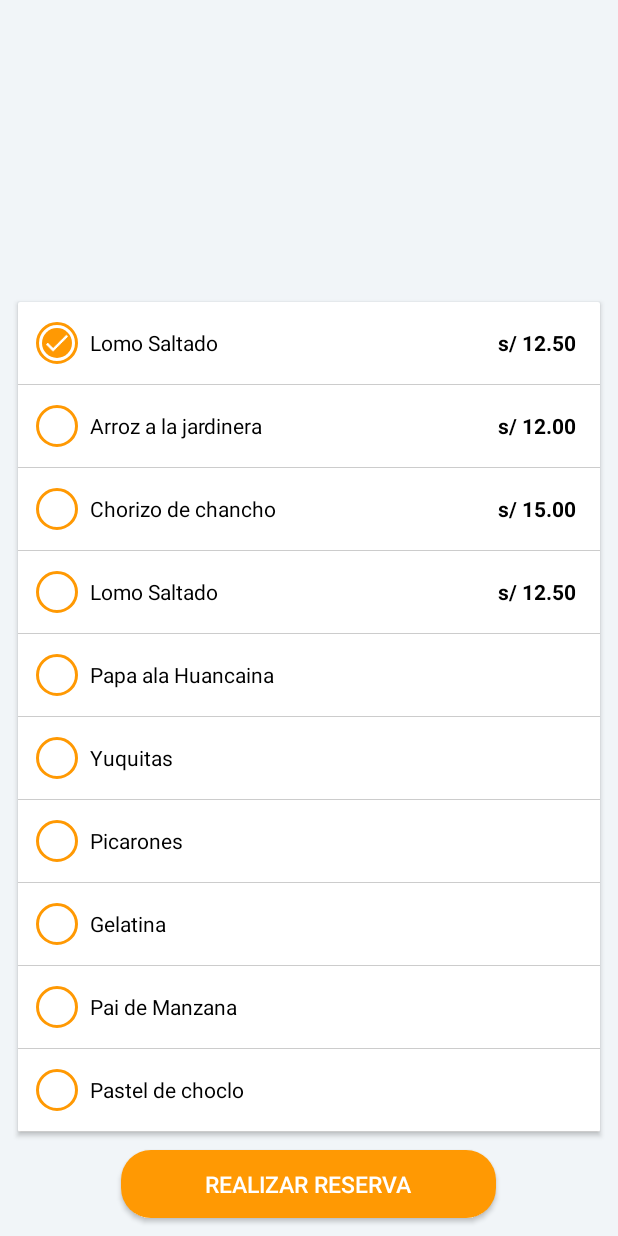
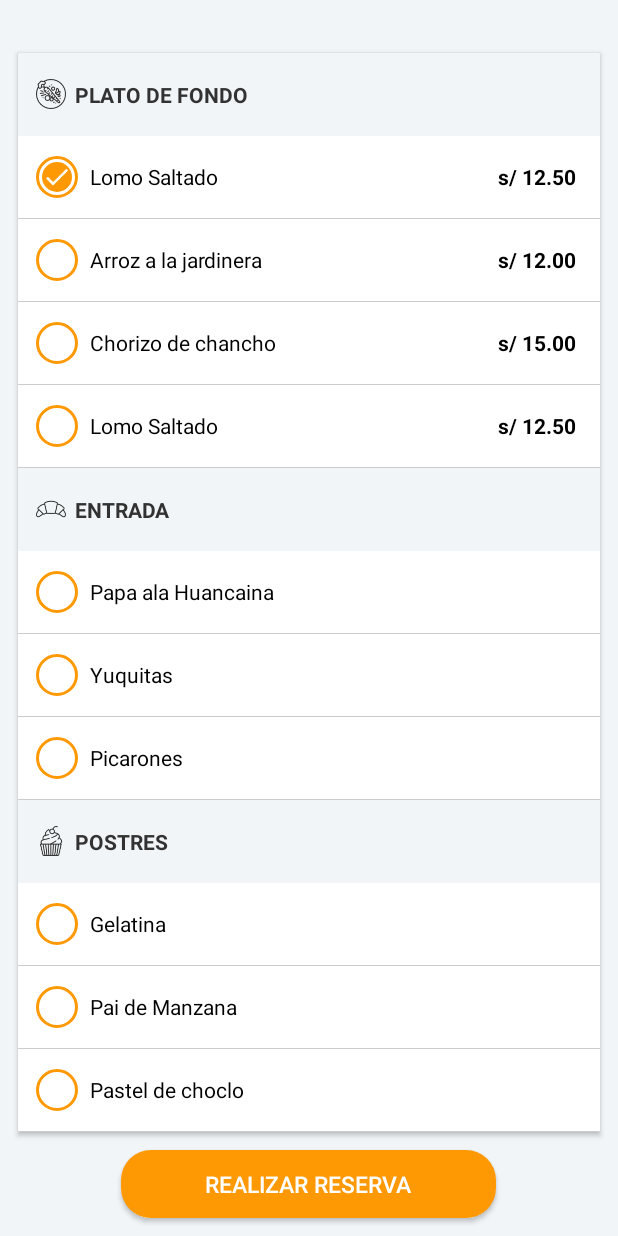
Before and after one commit to nelsonjaimes/MikuyApp, an Android app: the fragment MenuTodayFragment shown on its own in the app's theme, after a tap on "Lomo Saltado", on a phone screen of 412 x 824 dp. Run offline under Robolectric (Android 15) with nearby library versions, the phone set to English and light mode, and no system bars.

Commit message:
restaurantApp trabajo 8-05-2018 II

```diff
--- a/app/src/main/java/com/restaurant/project/restaurantapp/letter/LetterOfDishesFragment.java
+++ b/app/src/main/java/com/restaurant/project/restaurantapp/letter/LetterOfDishesFragment.java
@@ -15,13 +15,14 @@ import android.widget.Button;
 
 import com.restaurant.project.restaurantapp.R;
 import com.restaurant.project.restaurantapp.letter.adapter.LettherAdapter;
-import com.restaurant.project.restaurantapp.menutoday.adapter.PlateAdapter;
 import com.restaurant.project.restaurantapp.menutoday.model.Plate;
 import com.restaurant.project.restaurantapp.menutoday.ui.PlateRecyclerListener;
 import com.restaurant.project.restaurantapp.reservation.make.MakeReservationActivity;
 
 import java.util.ArrayList;
 import java.util.List;
+
+import static com.restaurant.project.restaurantapp.utils.Constant.TYPE_LETTER_FOOD;
 
 /**
  * @author TacuTacuRestaurant
@@ -65,21 +66,19 @@ public class LetterOfDishesFragment extends Fragment implements PlateRecyclerLis
 
     void initRecyclerView() {
         List<Plate> letterList = new ArrayList<>();
-        letterList.add(new Plate("Lomo Saltado", 12.5, PlateAdapter.TYPE_LETTER_FOOD));
-        letterList.add(new Plate("Arroz a la jardinera", 12.0, PlateAdapter.TYPE_LETTER_FOOD));
-        letterList.add(new Plate("Chorizo de chancho", 15.0, PlateAdapter.TYPE_LETTER_FOOD));
-        letterList.add(new Plate("Lomo Saltado", 12.5, PlateAdapter.TYPE_LETTER_FOOD));
-        letterList.add(new Plate("Arroz a la jardinera", 12.0, PlateAdapter.TYPE_LETTER_FOOD));
-        letterList.add(new Plate("Chorizo de chancho", 15.0, PlateAdapter.TYPE_LETTER_FOOD));
-        letterList.add(new Plate("Lomo Saltado", 12.5, PlateAdapter.TYPE_LETTER_FOOD));
-        letterList.add(new Plate("Arroz a la jardinera", 12.0, PlateAdapter.TYPE_LETTER_FOOD));
-        letterList.add(new Plate("Chorizo de chancho", 15.0, PlateAdapter.TYPE_LETTER_FOOD));
-        letterList.add(new Plate("Lomo Saltado", 12.5, PlateAdapter.TYPE_LETTER_FOOD));
-        letterList.add(new Plate("Arroz a la jardinera", 12.0, PlateAdapter.TYPE_LETTER_FOOD));
-        letterList.add(new Plate("Chorizo de chancho", 15.0, PlateAdapter.TYPE_LETTER_FOOD));
-        letterList.add(new Plate("Lomo Saltado", 12.5, PlateAdapter.TYPE_LETTER_FOOD));
-        letterList.add(new Plate("Arroz a la jardinera", 12.0, PlateAdapter.TYPE_LETTER_FOOD));
-        letterList.add(new Plate("Chorizo de chancho", 15.0, PlateAdapter.TYPE_LETTER_FOOD));
+        letterList.add(new Plate("Lomo Saltado", 12.5, TYPE_LETTER_FOOD));
+        letterList.add(new Plate("Arroz a la jardinera", 12.0, TYPE_LETTER_FOOD));
+        letterList.add(new Plate("Chorizo de chancho", 15.0, TYPE_LETTER_FOOD));
+        letterList.add(new Plate("Lomo Saltado", 12.5, TYPE_LETTER_FOOD));
+        letterList.add(new Plate("Lomo Saltado", 12.5, TYPE_LETTER_FOOD));
+        letterList.add(new Plate("Arroz a la jardinera", 12.0, TYPE_LETTER_FOOD));
+        letterList.add(new Plate("Chorizo de chancho", 15.0, TYPE_LETTER_FOOD));
+        letterList.add(new Plate("Lomo Saltado", 12.5, TYPE_LETTER_FOOD));
+        letterList.add(new Plate("Lomo Saltado", 12.5, TYPE_LETTER_FOOD));
+        letterList.add(new Plate("Arroz a la jardinera", 12.0, TYPE_LETTER_FOOD));
+        letterList.add(new Plate("Chorizo de chancho", 15.0, TYPE_LETTER_FOOD));
+        letterList.add(new Plate("Lomo Saltado", 12.5, TYPE_LETTER_FOOD));
+
         LettherAdapter lettherAdapter = new LettherAdapter(context);
         lettherAdapter.setRecyclerListener(this);
         lettherAdapter.setPlateList(letterList);
@@ -87,7 +86,7 @@ public class LetterOfDishesFragment extends Fragment implements PlateRecyclerLis
     }
 
     @Override
-    public void selectItem(Plate plate, int position) {
+    public void selectItem(int position) {
 
     }
 
--- a/app/src/main/java/com/restaurant/project/restaurantapp/letter/adapter/LettherAdapter.java
+++ b/app/src/main/java/com/restaurant/project/restaurantapp/letter/adapter/LettherAdapter.java
@@ -46,7 +46,7 @@ public class LettherAdapter extends RecyclerView.Adapter<LettherAdapter.LetterVi
 
     @Override
     public void onBindViewHolder(@NonNull LetterViewHolder holder, int position) {
-        holder.setLetterPlate(plateList.get(position));
+        holder.setLetterPlate(plateList.get(position), position);
     }
 
     @Override
@@ -61,6 +61,7 @@ public class LettherAdapter extends RecyclerView.Adapter<LettherAdapter.LetterVi
 
     private void unItemSelect(int position) {
         plateList.get(position).setAggregate(false);
+        plateList.get(position).setFirstAggregate(false);
         notifyItemChanged(position);
     }
 
@@ -95,12 +96,17 @@ public class LettherAdapter extends RecyclerView.Adapter<LettherAdapter.LetterVi
             itemView.setOnClickListener(this);
         }
 
-        void setLetterPlate(Plate plate) {
+        void setLetterPlate(Plate plate, int position) {
             tvName.setText(plate.getName());
             tvPrice.setText(context.getString(R.string.formatPrice, plate.getPrice()));
             tvAccountant.setText(String.valueOf(plate.getAccountant()));
             if (plate.isAggregate()) {
-                AnimationUtil.slideRightAnimationView(llAccountant, context);
+                if (plate.isFirstAggregate()) {
+                    llAccountant.setVisibility(View.VISIBLE);
+                } else {
+                    AnimationUtil.slideRightAnimationView(llAccountant, context);
+                    plateList.get(position).setFirstAggregate(true);
+                }
                 AnimationUtil.showAnimationView(ivCheck, context);
             } else {
                 ivCheck.setVisibility(View.INVISIBLE);
--- /dev/null
+++ b/app/src/main/java/com/restaurant/project/restaurantapp/menutoday/adapter/MenuTodayAdapter.java
@@ -0,0 +1,151 @@
+package com.restaurant.project.restaurantapp.menutoday.adapter;
+
+import android.content.Context;
+import android.support.annotation.NonNull;
+import android.support.v7.widget.RecyclerView;
+import android.view.LayoutInflater;
+import android.view.View;
+import android.view.ViewGroup;
+import android.widget.ImageView;
+import android.widget.TextView;
+
+import com.restaurant.project.restaurantapp.R;
+import com.restaurant.project.restaurantapp.menutoday.model.Category;
+import com.restaurant.project.restaurantapp.menutoday.model.Plate;
+import com.restaurant.project.restaurantapp.menutoday.ui.PlateRecyclerListener;
+import com.restaurant.project.restaurantapp.utils.AnimationUtil;
+
+import java.util.List;
+
+import static com.restaurant.project.restaurantapp.utils.Constant.TYPE_MENU_DESSERT;
+import static com.restaurant.project.restaurantapp.utils.Constant.TYPE_MENU_ENTRY;
+
+public class MenuTodayAdapter extends RecyclerView.Adapter<RecyclerView.ViewHolder> {
+
+    private final int ITEM_CATEGORY = 2;
+    private Context context;
+    private List<Object> objectList;
+    private PlateRecyclerListener plateRecyclerListener;
+
+    public MenuTodayAdapter(Context context) {
+        this.context = context;
+    }
+
+    public void setObjectList(List<Object> objectList) {
+        this.objectList = objectList;
+    }
+
+    public void setPlateRecyclerListener(PlateRecyclerListener plateRecyclerListener) {
+        this.plateRecyclerListener = plateRecyclerListener;
+    }
+
+    @Override
+    public void onBindViewHolder(@NonNull RecyclerView.ViewHolder holder, int position) {
+        if (holder instanceof PlateTodayViewHolder) {
+            Plate plate = (Plate) objectList.get(position);
+            ((PlateTodayViewHolder) holder).setTodayPlate(plate);
+        } else {
+            Category category = (Category) objectList.get(position);
+            ((CategoryViewHolder) holder).setCategory(category);
+        }
+    }
+
+    @NonNull
+    @Override
+    public RecyclerView.ViewHolder onCreateViewHolder(@NonNull ViewGroup parent, int viewType) {
+        View view = LayoutInflater.from(context).inflate(R.layout.row_menutoday_plate,
+                parent, false);
+        if (viewType == ITEM_CATEGORY) {
+            view = LayoutInflater.from(context).inflate(R.layout.row_category,
+                    parent, false);
+            return new CategoryViewHolder(view);
+        }
+        return new PlateTodayViewHolder(view);
+    }
+
+    @Override
+    public int getItemCount() {
+        return objectList.size();
+    }
+
+    private void setSelectItem(int position) {
+        String category = ((Plate) objectList.get(position)).getCategory();
+        for (int i = 0; i < objectList.size(); i++) {
+            Object object = objectList.get(i);
+            if (object instanceof Plate) {
+                Plate plate = (Plate) object;
+                if (plate.getCategory().equals(category)) {
+                    plate.setAggregate(false);
+                    objectList.set(i, plate);
+                    notifyItemChanged(i);
+                }
+            }
+        }
+        ((Plate) objectList.get(position)).setAggregate(true);
+        notifyItemChanged(position);
+    }
+
+    @Override
+    public int getItemViewType(int position) {
+        if (objectList.get(position) instanceof Plate) {
+            return 1;
+        }
+        return ITEM_CATEGORY;
+    }
+
+    class PlateTodayViewHolder extends RecyclerView.ViewHolder
+            implements View.OnClickListener {
+        private TextView tvName;
+        private ImageView ivCheck;
+        private TextView tvPrice;
+        private int position;
+
+        PlateTodayViewHolder(View itemView) {
+            super(itemView);
+            tvName = itemView.findViewById(R.id.tvName);
+            tvPrice = itemView.findViewById(R.id.tvPrice);
+            ivCheck = itemView.findViewById(R.id.ivCheck);
+            itemView.setOnClickListener(this);
+        }
+
+        void setTodayPlate(Plate plate) {
+            tvName.setText(plate.getName());
+            tvPrice.setText(context.getString(R.string.formatPrice, plate.getPrice()));
+            if (plate.getCategory().equals(TYPE_MENU_ENTRY) ||
+                    plate.getCategory().equals(TYPE_MENU_DESSERT)) {
+                tvPrice.setVisibility(View.INVISIBLE);
+            } else {
+                tvPrice.setVisibility(View.VISIBLE);
+            }
+            if (plate.isAggregate()) {
+                AnimationUtil.showAnimationView(ivCheck, context);
+            } else {
+                ivCheck.setVisibility(View.INVISIBLE);
+            }
+        }
+
+        @Override
+        public void onClick(View v) {
+            position = getAdapterPosition();
+            if (position != RecyclerView.NO_POSITION) {
+                setSelectItem(position);
+            }
+        }
+    }
+
+    class CategoryViewHolder extends RecyclerView.ViewHolder {
+        private ImageView ivImage;
+        private TextView tvTitle;
+
+        CategoryViewHolder(View itemView) {
+            super(itemView);
+            ivImage = itemView.findViewById(R.id.ivImage);
+            tvTitle = itemView.findViewById(R.id.tvTitle);
+        }
+
+        void setCategory(Category category) {
+            ivImage.setImageResource(category.getImage());
+            tvTitle.setText(category.getTitle());
+        }
+    }
+}
--- a/app/src/main/java/com/restaurant/project/restaurantapp/menutoday/adapter/PlateAdapter.java
+++ /dev/null
@@ -1,107 +0,0 @@
-package com.restaurant.project.restaurantapp.menutoday.adapter;
-
-import android.content.Context;
-import android.support.annotation.NonNull;
-import android.support.v7.widget.RecyclerView;
-import android.view.LayoutInflater;
-import android.view.View;
-import android.view.ViewGroup;
-import android.widget.ImageView;
-import android.widget.TextView;
-
-import com.restaurant.project.restaurantapp.R;
-import com.restaurant.project.restaurantapp.menutoday.model.Plate;
-import com.restaurant.project.restaurantapp.menutoday.ui.PlateRecyclerListener;
-import com.restaurant.project.restaurantapp.utils.AnimationUtil;
-
-import java.util.List;
-
-public class PlateAdapter extends RecyclerView.Adapter<PlateAdapter.PlateTodayViewHolder> {
-
-    public static final String TYPE_MENU_ENTRY = "menuEntry";
-    public static final String TYPE_MENU_DESSERT = "menuDessert";
-    public static final String TYPE_MENU_BACKGROUND = "menuBackground";
-    public static final String TYPE_LETTER_FOOD = "letterFood";
-    private Context context;
-    private List<Plate> plateList;
-    private PlateRecyclerListener plateRecyclerListener;
-
-    public PlateAdapter(Context context) {
-        this.context = context;
-    }
-
-    public void setPlateList(List<Plate> plateList) {
-        this.plateList = plateList;
-    }
-
-    public void setPlateRecyclerListener(PlateRecyclerListener plateRecyclerListener) {
-        this.plateRecyclerListener = plateRecyclerListener;
-    }
-
-    @Override
-    public void onBindViewHolder(@NonNull PlateTodayViewHolder holder, int position) {
-        holder.setTodayPlate(plateList.get(position));
-    }
-
-    @NonNull
-    @Override
-    public PlateTodayViewHolder onCreateViewHolder(@NonNull ViewGroup parent, int viewType) {
-        View view = LayoutInflater.from(context).inflate(R.layout.row_menutoday_plate, parent,
-                false);
-        return new PlateTodayViewHolder(view);
-    }
-
-    @Override
-    public int getItemCount() {
-        return plateList.size();
-    }
-
-    private void setSelectItem(int position) {
-        for (int i = 0; i < plateList.size(); i++) {
-            plateList.get(i).setAggregate(false);
-        }
-        plateList.get(position).setAggregate(true);
-        notifyDataSetChanged();
-    }
-
-    class PlateTodayViewHolder extends RecyclerView.ViewHolder
-            implements View.OnClickListener {
-        private TextView tvName;
-        private ImageView ivCheck;
-        private TextView tvPrice;
-        private int position;
-
-        PlateTodayViewHolder(View itemView) {
-            super(itemView);
-            tvName = itemView.findViewById(R.id.tvName);
-            tvPrice = itemView.findViewById(R.id.tvPrice);
-            ivCheck = itemView.findViewById(R.id.ivCheck);
-            itemView.setOnClickListener(this);
-        }
-
-        void setTodayPlate(Plate plate) {
-            tvName.setText(plate.getName());
-            tvPrice.setText(context.getString(R.string.formatPrice, plate.getPrice()));
-            if (plate.getCategory().equals(TYPE_MENU_ENTRY) ||
-                    plate.getCategory().equals(TYPE_MENU_DESSERT)) {
-                tvPrice.setVisibility(View.INVISIBLE);
-            } else {
-                tvPrice.setVisibility(View.VISIBLE);
-            }
-            if (plate.isAggregate()) {
-                AnimationUtil.showAnimationView(ivCheck, context);
-            } else {
-                ivCheck.setVisibility(View.INVISIBLE);
-            }
-        }
-
-        @Override
-        public void onClick(View v) {
-            position = getAdapterPosition();
-            if (position != RecyclerView.NO_POSITION) {
-                setSelectItem(position);
-                plateRecyclerListener.selectItem(plateList.get(position), position);
-            }
-        }
-    }
-}
--- a/app/src/main/java/com/restaurant/project/restaurantapp/menutoday/model/Category.java
+++ b/app/src/main/java/com/restaurant/project/restaurantapp/menutoday/model/Category.java
@@ -8,4 +8,20 @@ public class Category {
         this.image = image;
         this.title = title;
     }
+
+    public int getImage() {
+        return image;
+    }
+
+    public void setImage(int image) {
+        this.image = image;
+    }
+
+    public String getTitle() {
+        return title;
+    }
+
+    public void setTitle(String title) {
+        this.title = title;
+    }
 }
--- a/app/src/main/java/com/restaurant/project/restaurantapp/menutoday/model/Plate.java
+++ b/app/src/main/java/com/restaurant/project/restaurantapp/menutoday/model/Plate.java
@@ -4,6 +4,7 @@ public class Plate {
     private String name;
     private double price;
     private boolean isAggregate;
+    private boolean isFirstAggregate;
     private int accountant;
     private String category;
 
@@ -11,6 +12,7 @@ public class Plate {
         this.name = name;
         this.price = price;
         this.isAggregate = false;
+        this.isFirstAggregate=false;
         this.category = category;
     }
 
@@ -46,6 +48,14 @@ public class Plate {
         isAggregate = aggregate;
     }
 
+    public boolean isFirstAggregate() {
+        return isFirstAggregate;
+    }
+
+    public void setFirstAggregate(boolean firstAggregate) {
+        isFirstAggregate = firstAggregate;
+    }
+
     public String getCategory() {
         return category;
     }
--- a/app/src/main/java/com/restaurant/project/restaurantapp/menutoday/ui/MenuTodayFragment.java
+++ b/app/src/main/java/com/restaurant/project/restaurantapp/menutoday/ui/MenuTodayFragment.java
@@ -14,13 +14,17 @@ import android.view.ViewGroup;
 import android.widget.Button;
 
 import com.restaurant.project.restaurantapp.R;
-import com.restaurant.project.restaurantapp.menutoday.adapter.PlateAdapter;
+import com.restaurant.project.restaurantapp.menutoday.adapter.MenuTodayAdapter;
+import com.restaurant.project.restaurantapp.menutoday.model.Category;
 import com.restaurant.project.restaurantapp.menutoday.model.Plate;
 import com.restaurant.project.restaurantapp.reservation.make.MakeReservationActivity;
-import com.restaurant.project.restaurantapp.utils.LogUtil;
 
 import java.util.ArrayList;
 import java.util.List;
+
+import static com.restaurant.project.restaurantapp.utils.Constant.TYPE_MENU_BACKGROUND;
+import static com.restaurant.project.restaurantapp.utils.Constant.TYPE_MENU_DESSERT;
+import static com.restaurant.project.restaurantapp.utils.Constant.TYPE_MENU_ENTRY;
 
 
 /**
@@ -64,40 +68,33 @@ public class MenuTodayFragment extends Fragment implements PlateRecyclerListener
     }
 
     private void initRecyclerView() {
-        List<Plate> todayPlateList = new ArrayList<>();
-        todayPlateList.add(new Plate("Lomo Saltado", 12.5, PlateAdapter.TYPE_MENU_BACKGROUND));
-        todayPlateList.add(new Plate("Arroz a la jardinera", 12.0, PlateAdapter.TYPE_MENU_BACKGROUND));
-        todayPlateList.add(new Plate("Chorizo de chancho", 15.0, PlateAdapter.TYPE_MENU_BACKGROUND));
-        todayPlateList.add(new Plate("Lomo Saltado", 12.5, PlateAdapter.TYPE_MENU_BACKGROUND));
+        List<Object> todayPlateList = new ArrayList<>();
+        todayPlateList.add(new Category(R.drawable.background_64, get(R.string.backgroundPlate)));
+        todayPlateList.add(new Plate("Lomo Saltado", 12.5, TYPE_MENU_BACKGROUND));
+        todayPlateList.add(new Plate("Arroz a la jardinera", 12.0, TYPE_MENU_BACKGROUND));
+        todayPlateList.add(new Plate("Chorizo de chancho", 15.0, TYPE_MENU_BACKGROUND));
+        todayPlateList.add(new Plate("Lomo Saltado", 12.5, TYPE_MENU_BACKGROUND));
 
-        todayPlateList.add(new Plate("Papa ala Huancaina", 0.0, PlateAdapter.TYPE_MENU_ENTRY));
-        todayPlateList.add(new Plate("Yuquitas", 0.0, PlateAdapter.TYPE_MENU_ENTRY));
-        todayPlateList.add(new Plate("Picarones", 0.0, PlateAdapter.TYPE_MENU_ENTRY));
+        todayPlateList.add(new Category(R.drawable.entry_64, get(R.string.entry)));
+        todayPlateList.add(new Plate("Papa ala Huancaina", 0.0, TYPE_MENU_ENTRY));
+        todayPlateList.add(new Plate("Yuquitas", 0.0, TYPE_MENU_ENTRY));
+        todayPlateList.add(new Plate("Picarones", 0.0, TYPE_MENU_ENTRY));
+        todayPlateList.add(new Category(R.drawable.dessert_64, get(R.string.dessert)));
 
-        todayPlateList.add(new Plate("Gelatina", 0.0, PlateAdapter.TYPE_MENU_DESSERT));
-        todayPlateList.add(new Plate("Pai de Manzana", 0.0, PlateAdapter.TYPE_MENU_DESSERT));
-        todayPlateList.add(new Plate("Pastel de choclo", 0.0, PlateAdapter.TYPE_MENU_DESSERT));
+        todayPlateList.add(new Plate("Gelatina", 0.0, TYPE_MENU_DESSERT));
+        todayPlateList.add(new Plate("Pai de Manzana", 0.0, TYPE_MENU_DESSERT));
+        todayPlateList.add(new Plate("Pastel de choclo", 0.0, TYPE_MENU_DESSERT));
 
-        PlateAdapter backgroundPlateAdapter = new PlateAdapter(context);
-        backgroundPlateAdapter.setPlateList(todayPlateList);
-        backgroundPlateAdapter.setPlateRecyclerListener(this);
+        MenuTodayAdapter backgroundMenuTodayAdapter = new MenuTodayAdapter(context);
+        backgroundMenuTodayAdapter.setObjectList(todayPlateList);
+        backgroundMenuTodayAdapter.setPlateRecyclerListener(this);
 
-        rvTodayPlate.setAdapter(backgroundPlateAdapter);
+        rvTodayPlate.setAdapter(backgroundMenuTodayAdapter);
     }
 
     @Override
-    public void selectItem(Plate plate, int position) {
-        switch (plate.getCategory()) {
-            case PlateAdapter.TYPE_MENU_BACKGROUND:
-                LogUtil.d("PlatoFondo:" + plate.getName());
-                break;
-            case PlateAdapter.TYPE_MENU_ENTRY:
-                LogUtil.d("Entrada:" + plate.getName());
-                break;
-            case PlateAdapter.TYPE_MENU_DESSERT:
-                LogUtil.d("Postre:" + plate.getName());
-                break;
-        }
+    public void selectItem(int position) {
+
     }
 
     @Override
@@ -109,4 +106,8 @@ public class MenuTodayFragment extends Fragment implements PlateRecyclerListener
     public void onDetach() {
         super.onDetach();
     }
+
+    private String get(int idRes) {
+        return context.getResources().getString(idRes);
+    }
 }
--- a/app/src/main/java/com/restaurant/project/restaurantapp/menutoday/ui/PlateRecyclerListener.java
+++ b/app/src/main/java/com/restaurant/project/restaurantapp/menutoday/ui/PlateRecyclerListener.java
@@ -3,5 +3,5 @@ package com.restaurant.project.restaurantapp.menutoday.ui;
 import com.restaurant.project.restaurantapp.menutoday.model.Plate;
 
 public interface PlateRecyclerListener {
-    void selectItem(Plate plate, int position);
+    void selectItem(int position);
 }
--- a/app/src/main/java/com/restaurant/project/restaurantapp/utils/Constant.java
+++ b/app/src/main/java/com/restaurant/project/restaurantapp/utils/Constant.java
@@ -10,4 +10,10 @@ public class Constant {
     public static final int ITEM_PROFILE_USER = 6;
     public static final int ITEM_SIGN_OFF = 7;
 
+    /*Category*/
+    public static final String TYPE_MENU_ENTRY = "ENTRADA";
+    public static final String TYPE_MENU_DESSERT = "POSTRE";
+    public static final String TYPE_MENU_BACKGROUND = "PLATO DE FONDO";
+    public static final String TYPE_LETTER_FOOD = "PLATO DE CARTA";
+
 }
--- a/app/src/main/res/anim/scale_up.xml
+++ b/app/src/main/res/anim/scale_up.xml
@@ -1,6 +1,6 @@
 <?xml version="1.0" encoding="utf-8"?>
 <scale xmlns:android="http://schemas.android.com/apk/res/android"
-    android:duration="250"
+    android:duration="300"
     android:fromXScale="0.0"
     android:fromYScale="0.0"
     android:interpolator="@android:interpolator/overshoot"
--- a/app/src/main/res/layout/fragment_menu_today.xml
+++ b/app/src/main/res/layout/fragment_menu_today.xml
@@ -16,6 +16,7 @@
 
         <android.support.v7.widget.RecyclerView
             android:id="@+id/rvTodayPlate"
+            style="@style/recyclerScrollStyle"
             android:layout_width="match_parent"
             android:layout_height="wrap_content"
             android:background="@android:color/white"
--- a/app/src/main/res/layout/row_category.xml
+++ b/app/src/main/res/layout/row_category.xml
@@ -2,11 +2,13 @@
 <LinearLayout xmlns:android="http://schemas.android.com/apk/res/android"
     android:layout_width="match_parent"
     android:layout_height="wrap_content"
-    android:layout_marginTop="15dp"
+    android:background="@color/colorBrackgroundFragment"
     android:gravity="center_vertical"
-    android:orientation="horizontal">
+    android:orientation="horizontal"
+    android:padding="12dp">
 
     <ImageView
+        android:id="@+id/ivImage"
         android:layout_width="20dp"
         android:layout_height="20dp"
         android:contentDescription="@null"
@@ -14,6 +16,7 @@
         android:src="@drawable/entry_64" />
 
     <TextView
+        android:id="@+id/tvTitle"
         android:layout_width="match_parent"
         android:layout_height="wrap_content"
         android:gravity="center_vertical"
```
